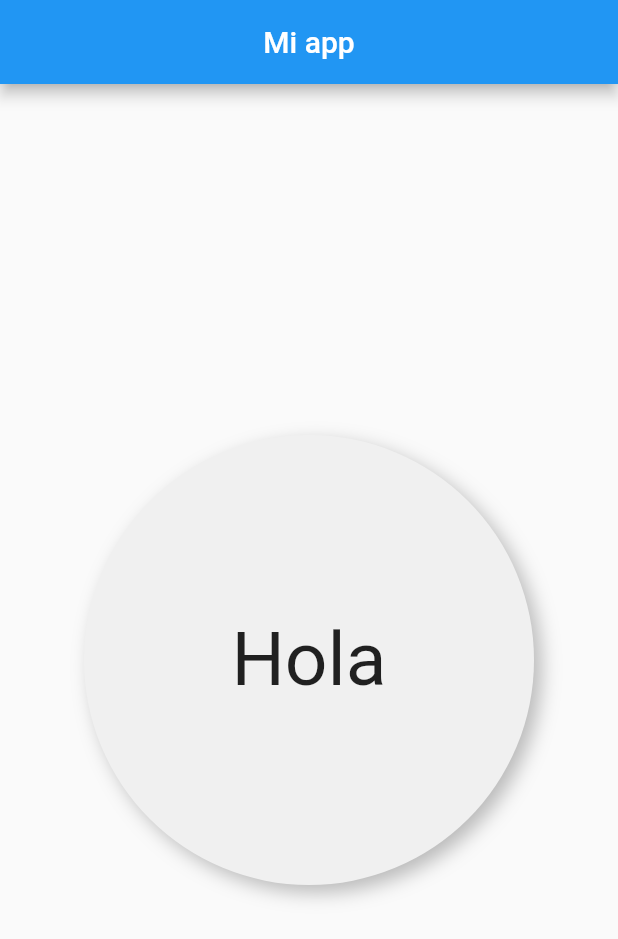
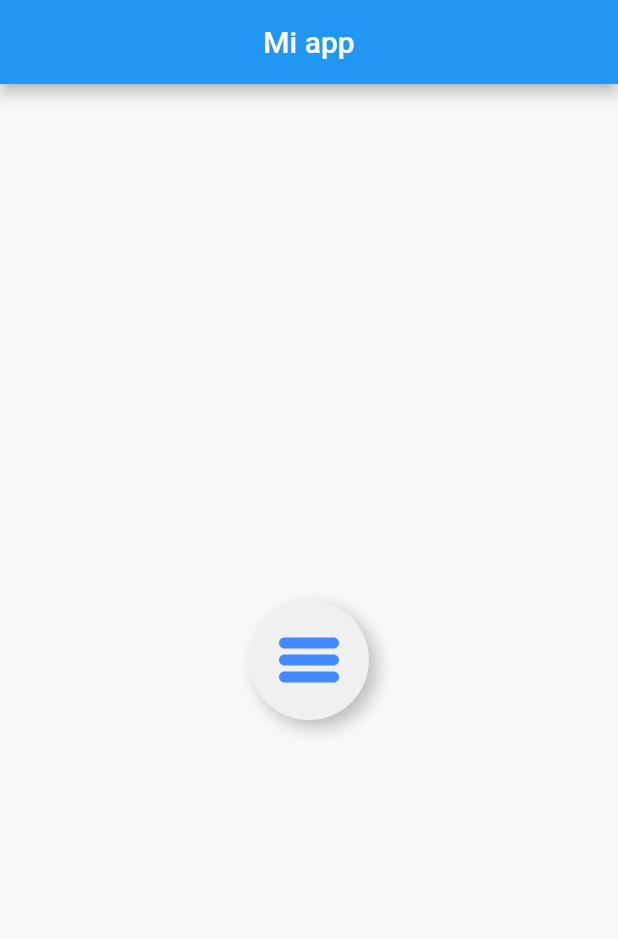
Before and after one commit to stev1494/flutter-buenas-pr-cticas, a Flutter app: the screen it shows after launch, on a phone screen of 412 x 824 dp. Shown: the top 939 px of the screen. Run offline on Flutter 3.47's test engine with Material 2 defaults, Android fonts, the phone set to English and light mode, and no system bars; our stand-ins replace flutter_svg.

Commit message:
manejo correcto de los svg

```diff
--- a/lib/pages/home_page.dart
+++ b/lib/pages/home_page.dart
@@ -1,5 +1,7 @@
 import 'package:flutter/material.dart';
+import 'package:flutter_svg/flutter_svg.dart';
 import 'package:ui/widgets/circle_container.dart';
+import 'package:flutter/cupertino.dart';
 
 class HomePage extends StatelessWidget {
   @override
@@ -10,9 +12,14 @@ class HomePage extends StatelessWidget {
       ),
       body: Center(
         child: CircleContainer(
-          child:Text('Hola', style: TextStyle(fontSize: 50),),
+          child: SvgPicture.asset(
+            'assets/icons/lista.svg',
+             width: 40,
+             height: 40,
+             color: Colors.blueAccent,
+            ),
           width: 100,
-          height: 4,
+          height: 100,
         )
       )
     );
--- a/lib/widgets/circle_container.dart
+++ b/lib/widgets/circle_container.dart
@@ -14,8 +14,8 @@ class CircleContainer extends StatelessWidget {
   @override
   Widget build(BuildContext context) {
     return Container(
-            width: 300,
-            height: 300,
+            width: 80,
+            height: 80,
             alignment: Alignment.center,
             child: Center(child: this.child),
               decoration: BoxDecoration(
--- a/pubspec.yaml
+++ b/pubspec.yaml
@@ -28,6 +28,7 @@ dependencies:
   # The following adds the Cupertino Icons font to your application.
   # Use with the CupertinoIcons class for iOS style icons.
   cupertino_icons: ^1.0.2
+  flutter_svg: ^0.19.3
 
 dev_dependencies:
   flutter_test:
@@ -45,9 +46,8 @@ flutter:
   uses-material-design: true
 
   # To add assets to your application, add an assets section, like this:
-  # assets:
-  #   - images/a_dot_burr.jpeg
-  #   - images/a_dot_ham.jpeg
+  assets:
+    - assets/icons/lista.svg
 
   # An image asset can refer to one or more resolution-specific "variants", see
   # https://flutter.dev/assets-and-images/#resolution-aware.
```
Also changed, not shown: assets/icons/lista.svg (added), pubspec.lock.
